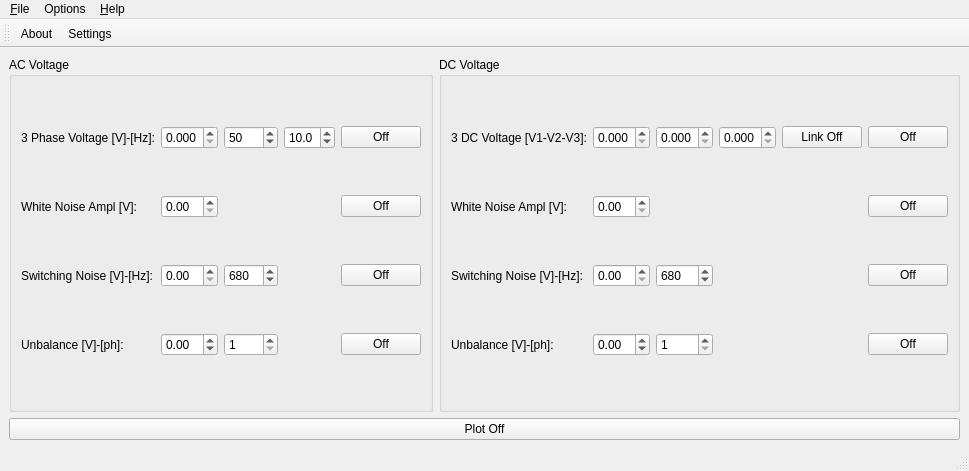
The window that src/ui/main_window.ui (lgrittin/rtbox_xmlprc_client) describes before a commit, drawn with Qt 5.
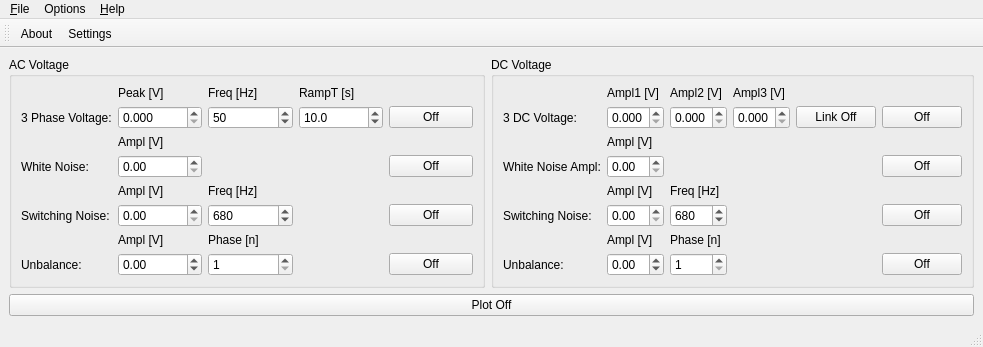
The same window after the commit. Icons and pictures are not drawn.

Commit message: Implemented multi-thread for RTBox value writing.

```diff
--- a/src/ui/main_window.ui
+++ b/src/ui/main_window.ui
@@ -6,12 +6,12 @@
    <rect>
     <x>0</x>
     <y>0</y>
-    <width>872</width>
-    <height>471</height>
+    <width>983</width>
+    <height>343</height>
    </rect>
   </property>
   <property name="sizePolicy">
-   <sizepolicy hsizetype="Preferred" vsizetype="Preferred">
+   <sizepolicy hsizetype="Preferred" vsizetype="Minimum">
     <horstretch>0</horstretch>
     <verstretch>0</verstretch>
    </sizepolicy>
@@ -33,48 +33,30 @@
     </item>
     <item row="0" column="0">
      <layout class="QGridLayout" name="gridLayout_3">
+      <property name="sizeConstraint">
+       <enum>QLayout::SetMinimumSize</enum>
+      </property>
       <item row="0" column="0">
        <widget class="QGroupBox" name="groupBox">
+        <property name="sizePolicy">
+         <sizepolicy hsizetype="Preferred" vsizetype="Fixed">
+          <horstretch>0</horstretch>
+          <verstretch>0</verstretch>
+         </sizepolicy>
+        </property>
         <property name="title">
          <string>AC Voltage</string>
         </property>
         <layout class="QGridLayout" name="gridLayout">
-         <item row="1" column="0">
-          <widget class="QLabel" name="label_10">
+         <item row="4" column="1">
+          <widget class="QLabel" name="label_7">
            <property name="text">
-            <string>White Noise Ampl [V]:</string>
+            <string>Ampl [V]</string>
            </property>
           </widget>
          </item>
-         <item row="0" column="1">
-          <widget class="QDoubleSpinBox" name="doubleSpinBox_vAmp">
-           <property name="decimals">
-            <number>3</number>
-           </property>
-           <property name="maximum">
-            <double>7.000000000000000</double>
-           </property>
-           <property name="singleStep">
-            <double>0.050000000000000</double>
-           </property>
-          </widget>
-         </item>
-         <item row="2" column="0">
-          <widget class="QLabel" name="label_16">
-           <property name="text">
-            <string>Switching Noise [V]-[Hz]:</string>
-           </property>
-          </widget>
-         </item>
-         <item row="0" column="0">
-          <widget class="QLabel" name="label">
-           <property name="text">
-            <string>3 Phase Voltage [V]-[Hz]:</string>
-           </property>
-          </widget>
-         </item>
-         <item row="1" column="1">
-          <widget class="QDoubleSpinBox" name="doubleSpinBox_wnAmp">
+         <item row="5" column="1">
+          <widget class="QDoubleSpinBox" name="doubleSpinBox_snAmp">
            <property name="maximum">
             <double>1.000000000000000</double>
            </property>
@@ -83,8 +65,28 @@
            </property>
           </widget>
          </item>
-         <item row="1" column="4">
-          <widget class="QPushButton" name="pushButton_wnEna">
+         <item row="2" column="1">
+          <widget class="QLabel" name="label_6">
+           <property name="text">
+            <string>Ampl [V]</string>
+           </property>
+          </widget>
+         </item>
+         <item row="1" column="3">
+          <widget class="QDoubleSpinBox" name="doubleSpinBox_voltageRampTime">
+           <property name="decimals">
+            <number>1</number>
+           </property>
+           <property name="maximum">
+            <double>50.000000000000000</double>
+           </property>
+           <property name="value">
+            <double>10.000000000000000</double>
+           </property>
+          </widget>
+         </item>
+         <item row="5" column="4">
+          <widget class="QPushButton" name="pushButton_snEna">
            <property name="text">
             <string>Off</string>
            </property>
@@ -93,7 +95,14 @@
            </property>
           </widget>
          </item>
-         <item row="0" column="4">
+         <item row="0" column="2">
+          <widget class="QLabel" name="label_3">
+           <property name="text">
+            <string>Freq [Hz]</string>
+           </property>
+          </widget>
+         </item>
+         <item row="1" column="4">
           <widget class="QPushButton" name="pushButton_voltageEna">
            <property name="text">
             <string>Off</string>
@@ -103,7 +112,14 @@
            </property>
           </widget>
          </item>
-         <item row="0" column="2">
+         <item row="5" column="0">
+          <widget class="QLabel" name="label_16">
+           <property name="text">
+            <string>Switching Noise:</string>
+           </property>
+          </widget>
+         </item>
+         <item row="1" column="2">
           <widget class="QDoubleSpinBox" name="doubleSpinBox_vFreq">
            <property name="decimals">
             <number>0</number>
@@ -119,50 +135,7 @@
            </property>
           </widget>
          </item>
-         <item row="2" column="4">
-          <widget class="QPushButton" name="pushButton_snEna">
-           <property name="text">
-            <string>Off</string>
-           </property>
-           <property name="checkable">
-            <bool>true</bool>
-           </property>
-          </widget>
-         </item>
-         <item row="3" column="2">
-          <widget class="QSpinBox" name="spinBox_unbalPhase">
-           <property name="minimum">
-            <number>1</number>
-           </property>
-           <property name="maximum">
-            <number>3</number>
-           </property>
-          </widget>
-         </item>
-         <item row="2" column="1">
-          <widget class="QDoubleSpinBox" name="doubleSpinBox_snAmp">
-           <property name="maximum">
-            <double>1.000000000000000</double>
-           </property>
-           <property name="singleStep">
-            <double>0.010000000000000</double>
-           </property>
-          </widget>
-         </item>
-         <item row="2" column="2">
-          <widget class="QDoubleSpinBox" name="doubleSpinBox_snFreq">
-           <property name="decimals">
-            <number>0</number>
-           </property>
-           <property name="maximum">
-            <double>1500.000000000000000</double>
-           </property>
-           <property name="value">
-            <double>680.000000000000000</double>
-           </property>
-          </widget>
-         </item>
-         <item row="3" column="1">
+         <item row="7" column="1">
           <widget class="QDoubleSpinBox" name="doubleSpinBox_unbalAmp">
            <property name="minimum">
             <double>-1.000000000000000</double>
@@ -175,8 +148,22 @@
            </property>
           </widget>
          </item>
+         <item row="0" column="1">
+          <widget class="QLabel" name="label_2">
+           <property name="text">
+            <string>Peak [V]</string>
+           </property>
+          </widget>
+         </item>
+         <item row="0" column="3">
+          <widget class="QLabel" name="label_5">
+           <property name="text">
+            <string>RampT [s]</string>
+           </property>
+          </widget>
+         </item>
          <item row="3" column="4">
-          <widget class="QPushButton" name="pushButton_unbalEna">
+          <widget class="QPushButton" name="pushButton_wnEna">
            <property name="text">
             <string>Off</string>
            </property>
@@ -185,23 +172,101 @@
            </property>
           </widget>
          </item>
-         <item row="3" column="0">
+         <item row="7" column="0">
           <widget class="QLabel" name="label_12">
            <property name="text">
-            <string>Unbalance [V]-[ph]:</string>
+            <string>Unbalance:</string>
            </property>
           </widget>
          </item>
-         <item row="0" column="3">
-          <widget class="QDoubleSpinBox" name="doubleSpinBox_voltageRampTime">
+         <item row="1" column="1">
+          <widget class="QDoubleSpinBox" name="doubleSpinBox_vAmp">
            <property name="decimals">
+            <number>3</number>
+           </property>
+           <property name="maximum">
+            <double>7.000000000000000</double>
+           </property>
+           <property name="singleStep">
+            <double>0.050000000000000</double>
+           </property>
+          </widget>
+         </item>
+         <item row="3" column="1">
+          <widget class="QDoubleSpinBox" name="doubleSpinBox_wnAmp">
+           <property name="maximum">
+            <double>1.000000000000000</double>
+           </property>
+           <property name="singleStep">
+            <double>0.010000000000000</double>
+           </property>
+          </widget>
+         </item>
+         <item row="7" column="4">
+          <widget class="QPushButton" name="pushButton_unbalEna">
+           <property name="text">
+            <string>Off</string>
+           </property>
+           <property name="checkable">
+            <bool>true</bool>
+           </property>
+          </widget>
+         </item>
+         <item row="3" column="0">
+          <widget class="QLabel" name="label_10">
+           <property name="text">
+            <string>White Noise:</string>
+           </property>
+          </widget>
+         </item>
+         <item row="7" column="2">
+          <widget class="QSpinBox" name="spinBox_unbalPhase">
+           <property name="minimum">
             <number>1</number>
            </property>
            <property name="maximum">
-            <double>50.000000000000000</double>
+            <number>3</number>
+           </property>
+          </widget>
+         </item>
+         <item row="5" column="2">
+          <widget class="QDoubleSpinBox" name="doubleSpinBox_snFreq">
+           <property name="decimals">
+            <number>0</number>
+           </property>
+           <property name="maximum">
+            <double>1500.000000000000000</double>
            </property>
            <property name="value">
-            <double>10.000000000000000</double>
+            <double>680.000000000000000</double>
+           </property>
+          </widget>
+         </item>
+         <item row="4" column="2">
+          <widget class="QLabel" name="label_8">
+           <property name="text">
+            <string>Freq [Hz]</string>
+           </property>
+          </widget>
+         </item>
+         <item row="6" column="1">
+          <widget class="QLabel" name="label_9">
+           <property name="text">
+            <string>Ampl [V]</string>
+           </property>
+          </widget>
+         </item>
+         <item row="6" column="2">
+          <widget class="QLabel" name="label_14">
+           <property name="text">
+            <string>Phase [n]</string>
+           </property>
+          </widget>
+         </item>
+         <item row="1" column="0">
+          <widget class="QLabel" name="label">
+           <property name="text">
+            <string>3 Phase Voltage:</string>
            </property>
           </widget>
          </item>
@@ -210,38 +275,24 @@
       </item>
       <item row="0" column="1">
        <widget class="QGroupBox" name="groupBox_2">
+        <property name="sizePolicy">
+         <sizepolicy hsizetype="Preferred" vsizetype="Fixed">
+          <horstretch>0</horstretch>
+          <verstretch>0</verstretch>
+         </sizepolicy>
+        </property>
         <property name="title">
          <string>DC Voltage</string>
         </property>
         <layout class="QGridLayout" name="gridLayout_2">
-         <item row="1" column="5">
-          <widget class="QPushButton" name="pushButton_wnDCEna">
+         <item row="0" column="1">
+          <widget class="QLabel" name="label_15">
            <property name="text">
-            <string>Off</string>
+            <string>Ampl1 [V]</string>
            </property>
-           <property name="checkable">
-            <bool>true</bool>
-           </property>
           </widget>
          </item>
-         <item row="3" column="5">
-          <widget class="QPushButton" name="pushButton_unbalDCEna">
-           <property name="text">
-            <string>Off</string>
-           </property>
-           <property name="checkable">
-            <bool>true</bool>
-           </property>
-          </widget>
-         </item>
-         <item row="0" column="0">
-          <widget class="QLabel" name="label_4">
-           <property name="text">
-            <string>3 DC Voltage [V1-V2-V3]:</string>
-           </property>
-          </widget>
-         </item>
-         <item row="3" column="1">
+         <item row="7" column="1">
           <widget class="QDoubleSpinBox" name="doubleSpinBox_unbalDCAmp">
            <property name="minimum">
             <double>-1.000000000000000</double>
@@ -254,8 +305,32 @@
            </property>
           </widget>
          </item>
-         <item row="2" column="5">
-          <widget class="QPushButton" name="pushButton_snDCEna">
+         <item row="0" column="2">
+          <widget class="QLabel" name="label_18">
+           <property name="text">
+            <string>Ampl2 [V]</string>
+           </property>
+          </widget>
+         </item>
+         <item row="2" column="1">
+          <widget class="QLabel" name="label_20">
+           <property name="text">
+            <string>Ampl [V]</string>
+           </property>
+          </widget>
+         </item>
+         <item row="1" column="4">
+          <widget class="QPushButton" name="pushButton_vDCLink">
+           <property name="text">
+            <string>Link Off</string>
+           </property>
+           <property name="checkable">
+            <bool>true</bool>
+           </property>
+          </widget>
+         </item>
+         <item row="3" column="5">
+          <widget class="QPushButton" name="pushButton_wnDCEna">
            <property name="text">
             <string>Off</string>
            </property>
@@ -264,34 +339,64 @@
            </property>
           </widget>
          </item>
-         <item row="3" column="0">
-          <widget class="QLabel" name="label_13">
-           <property name="text">
-            <string>Unbalance [V]-[ph]:</string>
-           </property>
-          </widget>
-         </item>
-         <item row="0" column="1">
-          <widget class="QDoubleSpinBox" name="doubleSpinBox_vDCAmp1">
-           <property name="decimals">
-            <number>3</number>
-           </property>
+         <item row="5" column="1">
+          <widget class="QDoubleSpinBox" name="doubleSpinBox_snDCAmp">
            <property name="maximum">
-            <double>2.000000000000000</double>
+            <double>1.000000000000000</double>
            </property>
            <property name="singleStep">
             <double>0.010000000000000</double>
            </property>
           </widget>
          </item>
-         <item row="1" column="0">
+         <item row="3" column="0">
           <widget class="QLabel" name="label_11">
            <property name="text">
-            <string>White Noise Ampl [V]:</string>
+            <string>White Noise Ampl:</string>
            </property>
           </widget>
          </item>
-         <item row="3" column="2">
+         <item row="1" column="1">
+          <widget class="QDoubleSpinBox" name="doubleSpinBox_vDCAmp1">
+           <property name="decimals">
+            <number>3</number>
+           </property>
+           <property name="maximum">
+            <double>2.000000000000000</double>
+           </property>
+           <property name="singleStep">
+            <double>0.010000000000000</double>
+           </property>
+          </widget>
+         </item>
+         <item row="7" column="5">
+          <widget class="QPushButton" name="pushButton_unbalDCEna">
+           <property name="text">
+            <string>Off</string>
+           </property>
+           <property name="checkable">
+            <bool>true</bool>
+           </property>
+          </widget>
+         </item>
+         <item row="4" column="2">
+          <widget class="QLabel" name="label_22">
+           <property name="text">
+            <string>Freq [Hz]</string>
+           </property>
+          </widget>
+         </item>
+         <item row="1" column="5">
+          <widget class="QPushButton" name="pushButton_vDCEna">
+           <property name="text">
+            <string>Off</string>
+           </property>
+           <property name="checkable">
+            <bool>true</bool>
+           </property>
+          </widget>
+         </item>
+         <item row="7" column="2">
           <widget class="QSpinBox" name="spinBox_unbalDCPhase">
            <property name="minimum">
             <number>1</number>
@@ -301,30 +406,7 @@
            </property>
           </widget>
          </item>
-         <item row="2" column="1">
-          <widget class="QDoubleSpinBox" name="doubleSpinBox_snDCAmp">
-           <property name="maximum">
-            <double>1.000000000000000</double>
-           </property>
-           <property name="singleStep">
-            <double>0.010000000000000</double>
-           </property>
-          </widget>
-         </item>
-         <item row="0" column="2">
-          <widget class="QDoubleSpinBox" name="doubleSpinBox_vDCAmp2">
-           <property name="decimals">
-            <number>3</number>
-           </property>
-           <property name="maximum">
-            <double>2.000000000000000</double>
-           </property>
-           <property name="singleStep">
-            <double>0.010000000000000</double>
-           </property>
-          </widget>
-         </item>
-         <item row="0" column="3">
+         <item row="1" column="3">
           <widget class="QDoubleSpinBox" name="doubleSpinBox_vDCAmp3">
            <property name="decimals">
             <number>3</number>
@@ -337,34 +419,65 @@
            </property>
           </widget>
          </item>
-         <item row="0" column="5">
-          <widget class="QPushButton" name="pushButton_vDCEna">
-           <property name="text">
-            <string>Off</string>
+         <item row="1" column="2">
+          <widget class="QDoubleSpinBox" name="doubleSpinBox_vDCAmp2">
+           <property name="decimals">
+            <number>3</number>
            </property>
-           <property name="checkable">
-            <bool>true</bool>
-           </property>
-          </widget>
-         </item>
-         <item row="1" column="1">
-          <widget class="QDoubleSpinBox" name="doubleSpinBox_wnDCAmp">
            <property name="maximum">
-            <double>1.000000000000000</double>
+            <double>2.000000000000000</double>
            </property>
            <property name="singleStep">
             <double>0.010000000000000</double>
            </property>
           </widget>
          </item>
-         <item row="2" column="0">
+         <item row="7" column="0">
+          <widget class="QLabel" name="label_13">
+           <property name="text">
+            <string>Unbalance:</string>
+           </property>
+          </widget>
+         </item>
+         <item row="1" column="0">
+          <widget class="QLabel" name="label_4">
+           <property name="text">
+            <string>3 DC Voltage:</string>
+           </property>
+          </widget>
+         </item>
+         <item row="0" column="3">
+          <widget class="QLabel" name="label_19">
+           <property name="text">
+            <string>Ampl3 [V]</string>
+           </property>
+          </widget>
+         </item>
+         <item row="4" column="1">
+          <widget class="QLabel" name="label_21">
+           <property name="text">
+            <string>Ampl [V]</string>
+           </property>
+          </widget>
+         </item>
+         <item row="5" column="0">
           <widget class="QLabel" name="label_17">
            <property name="text">
-            <string>Switching Noise [V]-[Hz]:</string>
+            <string>Switching Noise:</string>
            </property>
           </widget>
          </item>
-         <item row="2" column="2">
+         <item row="5" column="5">
+          <widget class="QPushButton" name="pushButton_snDCEna">
+           <property name="text">
+            <string>Off</string>
+           </property>
+           <property name="checkable">
+            <bool>true</bool>
+           </property>
+          </widget>
+         </item>
+         <item row="5" column="2">
           <widget class="QDoubleSpinBox" name="doubleSpinBox_snDCFreq">
            <property name="decimals">
             <number>0</number>
@@ -377,13 +490,27 @@
            </property>
           </widget>
          </item>
-         <item row="0" column="4">
-          <widget class="QPushButton" name="pushButton_vDCLink">
+         <item row="3" column="1">
+          <widget class="QDoubleSpinBox" name="doubleSpinBox_wnDCAmp">
+           <property name="maximum">
+            <double>1.000000000000000</double>
+           </property>
+           <property name="singleStep">
+            <double>0.010000000000000</double>
+           </property>
+          </widget>
+         </item>
+         <item row="6" column="1">
+          <widget class="QLabel" name="label_23">
            <property name="text">
-            <string>Link Off</string>
+            <string>Ampl [V]</string>
            </property>
-           <property name="checkable">
-            <bool>true</bool>
+          </widget>
+         </item>
+         <item row="6" column="2">
+          <widget class="QLabel" name="label_24">
+           <property name="text">
+            <string>Phase [n]</string>
            </property>
           </widget>
          </item>
@@ -399,7 +526,7 @@
     <rect>
      <x>0</x>
      <y>0</y>
-     <width>872</width>
+     <width>983</width>
      <height>21</height>
     </rect>
    </property>
```
The commit also changes 5 other files.
